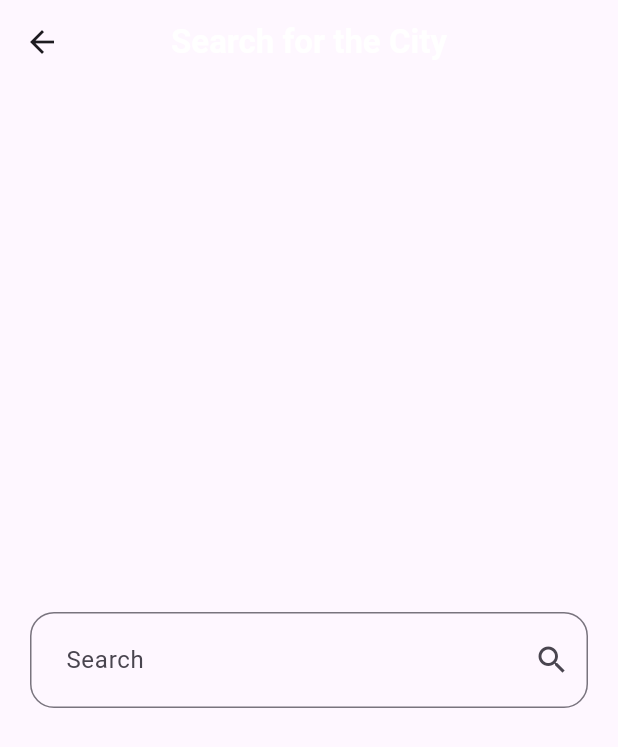
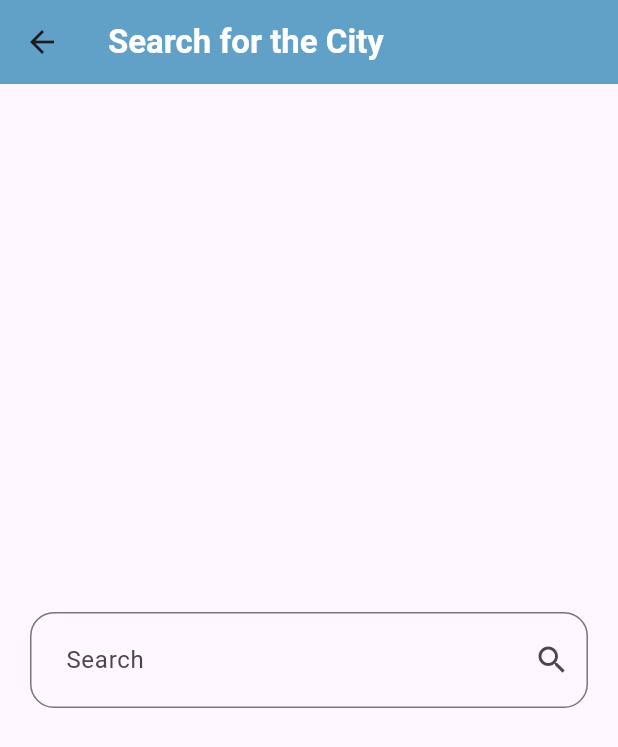
Before and after one commit to salma-elmaghawry/Weather-App, a Flutter app: the screen it shows after launch, after a tap on "Start Search Now", on a phone screen of 412 x 824 dp. Shown: the top 747 px of the screen. Run offline on Flutter 3.47's test engine with Material 3 defaults, Android fonts, the phone set to English and light mode, and no system bars.

Commit message:
update weatherInfo UI

```diff
--- a/lib/Widgets/NoWeatherBody.dart
+++ b/lib/Widgets/NoWeatherBody.dart
@@ -30,7 +30,7 @@ class NoWeatherBody extends StatelessWidget {
               },
               child: Text('Start Search Now', style: TextStyle(fontSize: 27,fontWeight: FontWeight.bold)),
               style: ElevatedButton.styleFrom(
-                primary:Color(0xffFEB941),
+                primary:Color(0xff62a1c7),
                 minimumSize: Size(150, 50), // Set the button size
               ),
             ),
--- a/lib/pages/SearchView.dart
+++ b/lib/pages/SearchView.dart
@@ -10,11 +10,12 @@ class SearchView extends StatelessWidget {
     return Scaffold(
       appBar: AppBar(
         title: Text('Search for the City'),
-        centerTitle: true,
+        //centerTitle: true,
         titleTextStyle: const TextStyle(
           fontSize: 22,
           fontWeight: FontWeight.bold,
         ),
+        backgroundColor: Color(0xff62a1c7),
       ),
       body: Padding(
         padding: const EdgeInsets.symmetric(horizontal: 20),
--- a/lib/pages/homeView.dart
+++ b/lib/pages/homeView.dart
@@ -28,7 +28,7 @@ class homeView extends StatelessWidget {
             fontSize: 22,
             fontWeight: FontWeight.bold,
           ),
-          backgroundColor: Color(0xffFEB941)),
+          backgroundColor: Color(0xff62a1c7)),
       body: NoWeatherBody(),
     );
   }
```
Also changed, not shown: lib/Widgets/WeatherInfoBody.dart (+44 -21 lines).
